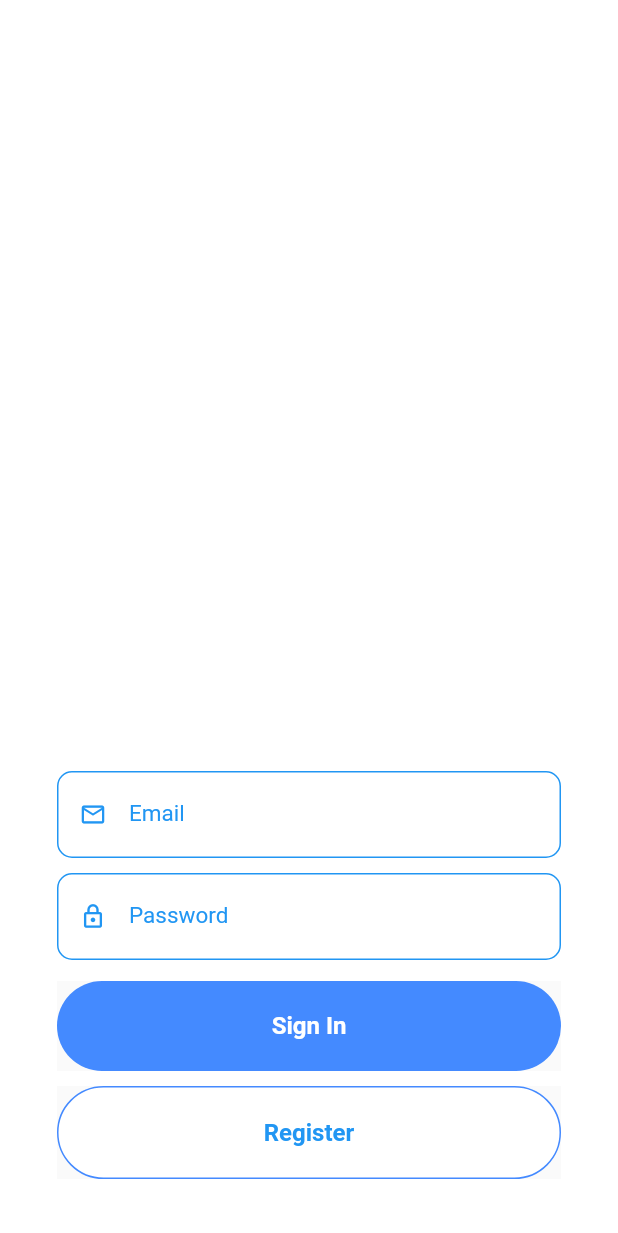
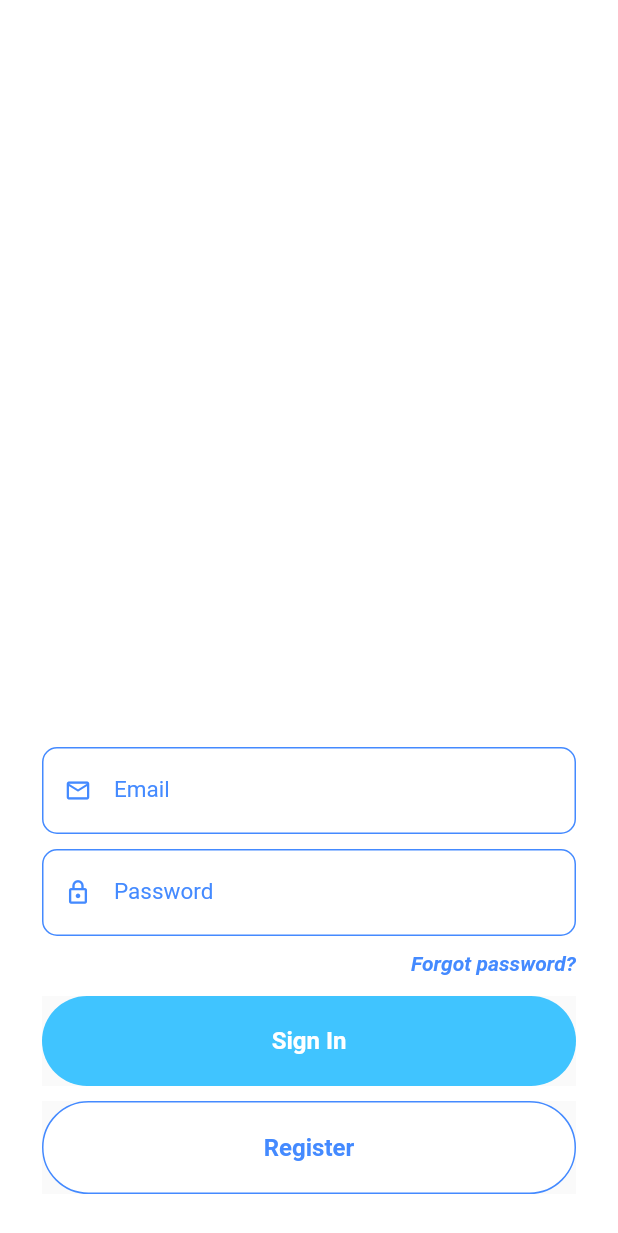
Before and after one commit to handsomemofokeng/log_in_app, a Flutter app: the screen it shows after launch, on a phone screen of 412 x 824 dp. Shown: the top 1233 px of the screen. Run offline on Flutter 3.47's test engine with Material 2 defaults, Android fonts, the phone set to English and light mode, and no system bars.

Commit message:
customised widgets

```diff
--- a/lib/ui/shared/globals.dart
+++ b/lib/ui/shared/globals.dart
@@ -3,8 +3,8 @@ import 'dart:ui';
 import 'package:flutter/material.dart';
 
 class Global {
-  static const Color colorPrimary = Colors.blue;
-  static const Color colorPrimaryDark = Colors.blueAccent;
+  static const Color colorPrimary = Colors.blueAccent;
+  static const Color colorPrimaryDark = Colors.lightBlueAccent;
   static const Color colorAccent = Colors.orange;
 
   static const Color colorWhite = const Color(0xffffffff);
--- a/lib/ui/views/home_view.dart
+++ b/lib/ui/views/home_view.dart
@@ -1,5 +1,6 @@
 import 'package:flutter/cupertino.dart';
 import 'package:flutter/material.dart';
+import 'package:log_in_app/ui/shared/globals.dart';
 import 'package:log_in_app/widgets/button_widget.dart';
 import 'package:log_in_app/widgets/textfield_widget.dart';
 
@@ -9,7 +10,7 @@ class HomeView extends StatelessWidget {
     return Scaffold(
       backgroundColor: Colors.white,
       body: Padding(
-        padding: const EdgeInsets.all(38.0),
+        padding: const EdgeInsets.all(28.0),
         child: Column(
           mainAxisAlignment: MainAxisAlignment.end,
           children: <Widget>[
@@ -19,10 +20,23 @@ class HomeView extends StatelessWidget {
               prefixIconData: Icons.email_outlined,
             ),
             SizedBox(height: 10.0),
-            TextFieldWidget(
-              hintText: 'Password',
-              obscureText: true,
-              prefixIconData: Icons.lock_outlined,
+            Column(
+              crossAxisAlignment: CrossAxisAlignment.end,
+              children: [
+                TextFieldWidget(
+                  hintText: 'Password',
+                  obscureText: true,
+                  prefixIconData: Icons.lock_outlined,
+                ),
+                SizedBox(height: 10.0),
+                Text(
+                  'Forgot password?',
+                  style: TextStyle(
+                      color: Global.colorPrimary,
+                      fontWeight: FontWeight.w600,
+                      fontStyle: FontStyle.italic),
+                ),
+              ],
             ),
             SizedBox(height: 14.0),
             ButtonWidget(
--- a/lib/widgets/button_widget.dart
+++ b/lib/widgets/button_widget.dart
@@ -17,7 +17,7 @@ class ButtonWidget extends StatelessWidget {
           borderRadius: BorderRadius.circular(50),
           border: hasBorder
               ? Border.all(
-                  color: Global.colorPrimaryDark,
+                  color: Global.colorPrimary,
                   width: 1.0,
                 )
               : Border.fromBorderSide(BorderSide.none),
```
